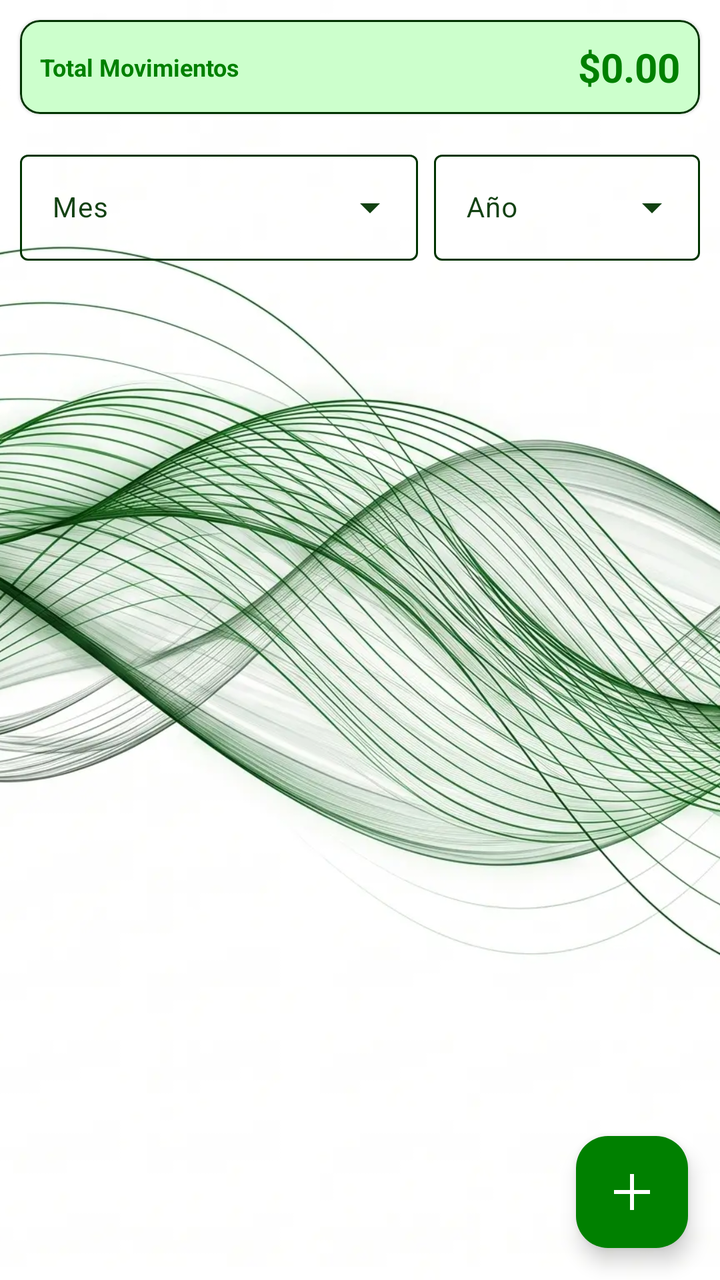
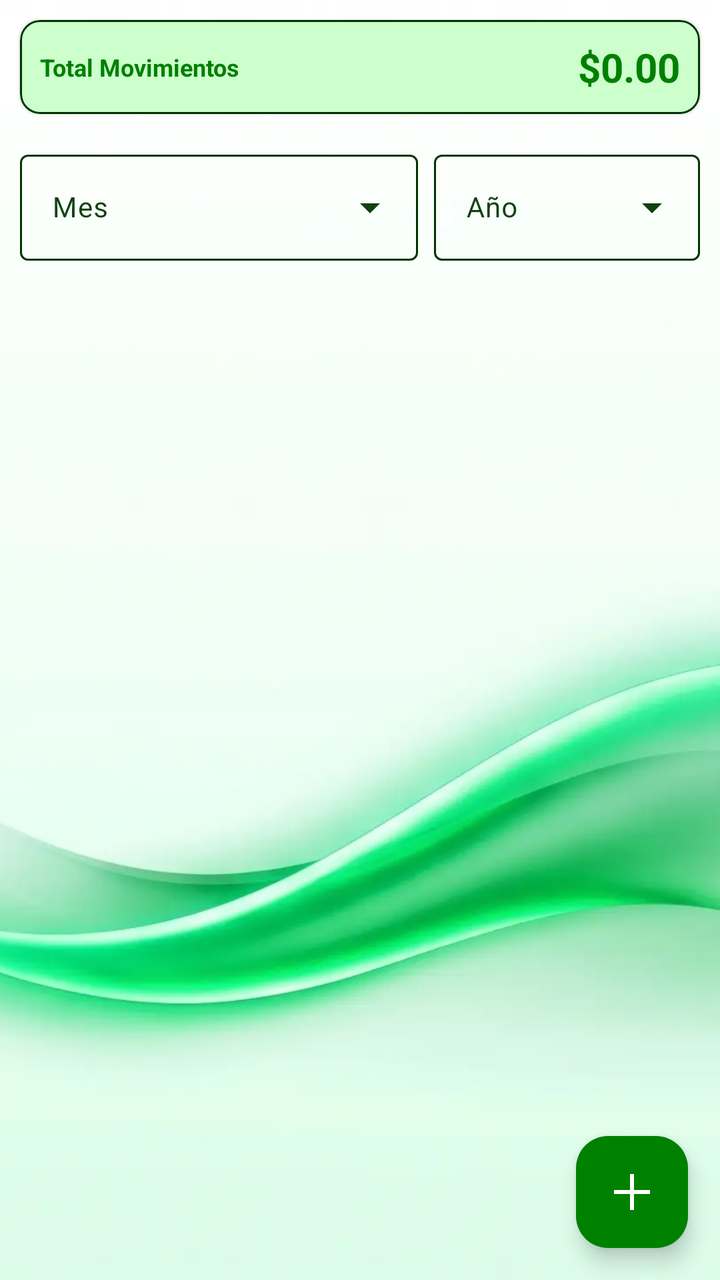

Compare the two renders of this Android layout. The source of the first and the diff that turns it into the second are given below.
<!-- AndroidManifest.xml: application theme Theme.MyLittleFinanControl -->
<!-- res/layout/fragment_movimiento.xml -->
<?xml version="1.0" encoding="utf-8"?>
<RelativeLayout xmlns:android="http://schemas.android.com/apk/res/android"
    xmlns:app="http://schemas.android.com/apk/res-auto"
    xmlns:tools="http://schemas.android.com/tools"
    android:layout_width="match_parent"
    android:layout_height="match_parent"
    tools:context=".Fragmentos.FragmentMovimiento">

    <ImageView
        android:id="@+id/imagenFondo"
        android:layout_width="match_parent"
        android:layout_height="match_parent"
        android:src="@drawable/background_2_ligth"
        android:scaleType="centerCrop" />

    
    <com.google.android.material.card.MaterialCardView
        android:id="@+id/cv_resumen_mov"
        android:layout_width="match_parent"
        android:layout_height="wrap_content"
        android:layout_marginVertical="10dp"
        android:layout_marginHorizontal="10dp"
        app:cardCornerRadius="10dp"
        app:cardElevation="1dp"
        app:cardBackgroundColor="?attr/colorPrimaryContainer"
        app:strokeWidth="1dp"
        app:strokeColor="?attr/colorOutline">

        <LinearLayout
            android:layout_width="match_parent"
            android:layout_height="wrap_content"
            android:orientation="horizontal"
            android:padding="10dp"
            android:gravity="center">

            <TextView
                android:layout_width="0dp"
                android:layout_height="wrap_content"
                android:layout_weight="1"
                android:text="Total Movimientos"
                android:textSize="12sp"
                android:textColor="?attr/colorPrimary"
                android:textStyle="bold" />

            <TextView
                android:id="@+id/tv_total_mov_monto"
                android:layout_width="wrap_content"
                android:layout_height="wrap_content"
                android:text="$0.00"
                android:textSize="20sp"
                android:textColor="?attr/colorPrimary"
                android:textStyle="bold"/>
        </LinearLayout>
    </com.google.android.material.card.MaterialCardView>

    
    <LinearLayout
        android:id="@+id/ll_filtros"
        android:layout_width="match_parent"
        android:layout_height="wrap_content"
        android:orientation="horizontal"
        android:layout_below="@id/cv_resumen_mov"
        android:layout_marginHorizontal="10dp"
        android:layout_marginVertical="5dp"
        android:gravity="center_vertical">

        <com.google.android.material.textfield.TextInputLayout
            style="@style/Widget.Material3.TextInputLayout.OutlinedBox.ExposedDropdownMenu"
            android:layout_width="0dp"
            android:layout_height="wrap_content"
            android:layout_weight="1.5"
            android:layout_marginEnd="8dp"
            android:hint="Mes">

            <AutoCompleteTextView
                android:id="@+id/auto_mes"
                android:layout_width="match_parent"
                android:layout_height="wrap_content"
                android:inputType="none"
                android:textSize="14sp" />
        </com.google.android.material.textfield.TextInputLayout>

        <com.google.android.material.textfield.TextInputLayout
            style="@style/Widget.Material3.TextInputLayout.OutlinedBox.ExposedDropdownMenu"
            android:layout_width="0dp"
            android:layout_height="wrap_content"
            android:layout_weight="1"
            android:hint="Año">

            <AutoCompleteTextView
                android:id="@+id/auto_anio"
                android:layout_width="match_parent"
                android:layout_height="wrap_content"
                android:inputType="none"
                android:textSize="14sp" />
        </com.google.android.material.textfield.TextInputLayout>
    </LinearLayout>

    
    <androidx.recyclerview.widget.RecyclerView
        android:id="@+id/notasRv"
        android:layout_width="match_parent"
        android:layout_height="match_parent"
        android:layout_below="@id/ll_filtros"
        android:layout_marginHorizontal="5dp"
        android:paddingBottom="100dp"
        android:clipToPadding="false"
        tools:listitem="@layout/item_movimiento" />

    
    <com.google.android.material.floatingactionbutton.FloatingActionButton
        android:id="@+id/FABAgregarNota"
        android:layout_width="wrap_content"
        android:layout_height="wrap_content"
        android:layout_alignParentEnd="true"
        android:layout_alignParentBottom="true"
        android:layout_margin="16dp"
        android:src="@drawable/ic_add"
        app:backgroundTint="?attr/colorPrimary"
        app:tint="?attr/colorOnPrimary" />

</RelativeLayout>
<!-- res/layout/item_movimiento.xml (included above) -->
<?xml version="1.0" encoding="utf-8"?>
<com.google.android.material.card.MaterialCardView
    xmlns:android="http://schemas.android.com/apk/res/android"
    android:layout_width="match_parent"
    android:layout_height="wrap_content"
    xmlns:app="http://schemas.android.com/apk/res-auto"
    app:cardCornerRadius="10dp"
    app:cardElevation="0dp"
    app:cardUseCompatPadding="true"
    app:cardBackgroundColor="?attr/colorSecondaryContainer"
    app:strokeWidth="1dp"
    app:strokeColor="?attr/colorOnSurface">

    <androidx.appcompat.widget.LinearLayoutCompat
        android:layout_width="match_parent"
        android:layout_height="wrap_content"
        android:orientation="vertical"
        android:padding="16dp">

        <RelativeLayout
            android:layout_width="match_parent"
            android:layout_height="wrap_content">

            <ImageView
                android:id="@+id/iv_icono_movimiento"
                android:layout_width="32dp"
                android:layout_height="32dp"
                android:src="@drawable/ic_movimientos"
                app:tint="?attr/colorPrimary" />

            <LinearLayout
                android:layout_width="wrap_content"
                android:layout_height="wrap_content"
                android:layout_toEndOf="@id/iv_icono_movimiento"
                android:layout_toStartOf="@+id/item_valor"
                android:layout_marginStart="12dp"
                android:orientation="vertical">

                <TextView
                    android:id="@+id/item_descripcion"
                    android:layout_width="wrap_content"
                    android:layout_height="wrap_content"
                    android:text="Concepto"
                    android:textAllCaps="true"
                    android:textSize="16sp"
                    android:textStyle="bold"
                    android:textColor="?attr/colorOnSurface" />

                <TextView
                    android:id="@+id/item_tipo"
                    android:layout_width="wrap_content"
                    android:layout_height="wrap_content"
                    android:text="Tipo"
                    android:textSize="13sp"
                    android:textColor="?attr/colorOnSurface" />
            </LinearLayout>

            <TextView
                android:id="@+id/item_valor"
                android:layout_width="wrap_content"
                android:layout_height="wrap_content"
                android:layout_alignParentEnd="true"
                android:text="$0.00"
                android:textSize="16sp"
                android:textStyle="bold"
                android:textColor="?attr/colorPrimary" />
        </RelativeLayout>

        <TextView
            android:id="@+id/item_fecha"
            android:layout_width="match_parent"
            android:layout_height="wrap_content"
            android:layout_marginTop="8dp"
            android:text="2024-08-06"
            android:textSize="13sp"
            android:textColor="?attr/colorPrimary" />

        <LinearLayout
            android:layout_width="wrap_content"
            android:layout_height="wrap_content"
            android:layout_gravity="start"
            android:layout_marginTop="12dp"
            android:orientation="horizontal">

            <ImageView
                android:id="@+id/ivActualizar"
                android:layout_width="28dp"
                android:layout_height="28dp"
                android:layout_marginEnd="16dp"
                android:src="@drawable/ic_edit"
                app:tint="?attr/colorPrimary" />

            <ImageView
                android:id="@+id/ivEliminarMov"
                android:layout_width="28dp"
                android:layout_height="28dp"
                android:src="@drawable/ic_delete"
                app:tint="?attr/colorError" />
        </LinearLayout>

    </androidx.appcompat.widget.LinearLayoutCompat>

</com.google.android.material.card.MaterialCardView>
<!-- resources referenced by this layout -->
<resources>
  <!-- drawable background_2_ligth: webp bitmap (drawable, 288024 bytes) -->
  <!-- drawable ic_add (drawable) -->
  <vector xmlns:android="http://schemas.android.com/apk/res/android" android:autoMirrored="true" android:height="24dp" android:tint="?attr/colorPrimary" android:viewportHeight="960" android:viewportWidth="960" android:width="24dp">
        
      <path android:fillColor="?attr/colorPrimary" android:pathData="M440,840L440,520L120,520L120,440L440,440L440,120L520,120L520,440L840,440L840,520L520,520L520,840L440,840Z"/>
      
  </vector>
  <!-- drawable ic_delete (drawable) -->
  <vector xmlns:android="http://schemas.android.com/apk/res/android" android:autoMirrored="true" android:height="24dp" android:tint="?attr/colorError" android:viewportHeight="24" android:viewportWidth="24" android:width="24dp">
        
      <path android:fillColor="?attr/colorError" android:pathData="M6,19c0,1.1 0.9,2 2,2h8c1.1,0 2,-0.9 2,-2V7H6v12zM19,4h-3.5l-1,-1h-5l-1,1H5v2h14V4z"/>
      
  </vector>
  <!-- drawable ic_edit (drawable) -->
  <vector xmlns:android="http://schemas.android.com/apk/res/android" android:autoMirrored="true" android:height="24dp" android:tint="?attr/colorPrimary" android:viewportHeight="24" android:viewportWidth="24" android:width="24dp">
        
      <path android:fillColor="?attr/colorPrimary" android:pathData="M3,17.25V21h3.75L17.81,9.94l-3.75,-3.75L3,17.25zM20.71,7.04c0.39,-0.39 0.39,-1.02 0,-1.41l-2.34,-2.34c-0.39,-0.39 -1.02,-0.39 -1.41,0l-1.83,1.83 3.75,3.75 1.83,-1.83z"/>
      
  </vector>
  <!-- drawable ic_movimientos (drawable) -->
  <vector xmlns:android="http://schemas.android.com/apk/res/android" android:height="24dp" android:tint="#000000" android:viewportHeight="960" android:viewportWidth="960" android:width="24dp">
        
      <path android:fillColor="@android:color/white" android:pathData="M480,920Q368,920 274,869Q180,818 120,733L120,840L40,840L40,600L280,600L280,680L181,680Q229,752 307.5,796Q386,840 480,840Q555,840 620.5,811.5Q686,783 734.5,734.5Q783,686 811.5,620.5Q840,555 840,480L920,480Q920,571 885.5,651Q851,731 791,791Q731,851 651,885.5Q571,920 480,920ZM444,760L444,708Q397,697 367.5,667.5Q338,638 324,590L390,564Q402,605 427.5,625.5Q453,646 486,646Q519,646 542.5,630.5Q566,615 566,582Q566,553 541.5,535Q517,517 454,494Q395,473 367.5,444Q340,415 340,368Q340,327 368.5,293.5Q397,260 446,250L446,200L516,200L516,250Q552,253 581.5,279Q611,305 622,340L558,366Q550,343 532,327.5Q514,312 482,312Q447,312 428.5,327Q410,342 410,368Q410,394 433,409Q456,424 516,444Q588,470 612,505Q636,540 636,582Q636,611 626,633Q616,655 599.5,670.5Q583,686 561,695.5Q539,705 514,710L514,760L444,760ZM40,480Q40,389 74.5,309Q109,229 169,169Q229,109 309,74.5Q389,40 480,40Q592,40 686,91Q780,142 840,227L840,120L920,120L920,360L680,360L680,280L779,280Q731,208 652.5,164Q574,120 480,120Q405,120 339.5,148.5Q274,177 225.5,225.5Q177,274 148.5,339.5Q120,405 120,480L40,480Z"/>
      
  </vector>
  <style name="Theme.MyLittleFinanControl" parent="Base.Theme.MyLittleFinanControl" />
  <color name="verde_oscuro">#008000</color>
  <color name="verde_claro">#CCFFCC</color>
  <color name="verde_negro">#003300</color>
  <color name="verde">#00C292</color>
  <color name="verde_transparente">#5FCCFFCC</color>
  <color name="verde_blanco_transparente">#D3F6FFF6</color>
  <color name="rojo_alerta">#FF6666</color>
  <color name="rojo_transparente">#7BF69F9F</color>
  <color name="verde_gris">#ED003300</color>
  <!-- unchanged entries left out for length: 1 -->
</resources>

<!-- the commit's change to res/layout/fragment_movimiento.xml (unified diff, before → after) -->
@@ -10,7 +10,7 @@
         android:id="@+id/imagenFondo"
         android:layout_width="match_parent"
         android:layout_height="match_parent"
-        android:src="@drawable/background_2_ligth"
+        android:src="@drawable/background_1"
         android:scaleType="centerCrop" />
 
     
@@ -132,7 +132,7 @@
     app:cardUseCompatPadding="true"
     app:cardBackgroundColor="?attr/colorSecondaryContainer"
     app:strokeWidth="1dp"
-    app:strokeColor="?attr/colorOnSurface">
+    app:strokeColor="?attr/colorOutline">
 
     <androidx.appcompat.widget.LinearLayoutCompat
         android:layout_width="match_parent"
<!-- resource entries referenced after the edit -->
@@ -1,6 +1,6 @@
 <!-- resources referenced by this layout -->
 <resources>
-  <!-- drawable background_2_ligth: webp bitmap (drawable, 288024 bytes) -->
+  <!-- drawable background_1: webp bitmap (drawable, 18726 bytes) -->
   <!-- drawable ic_add (drawable) -->
   <vector xmlns:android="http://schemas.android.com/apk/res/android" android:autoMirrored="true" android:height="24dp" android:tint="?attr/colorPrimary" android:viewportHeight="960" android:viewportWidth="960" android:width="24dp">
         
